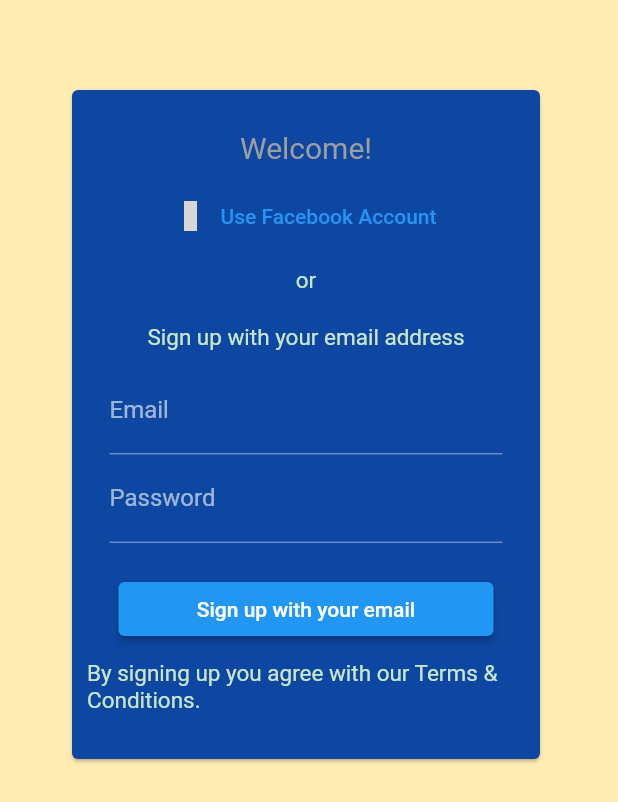
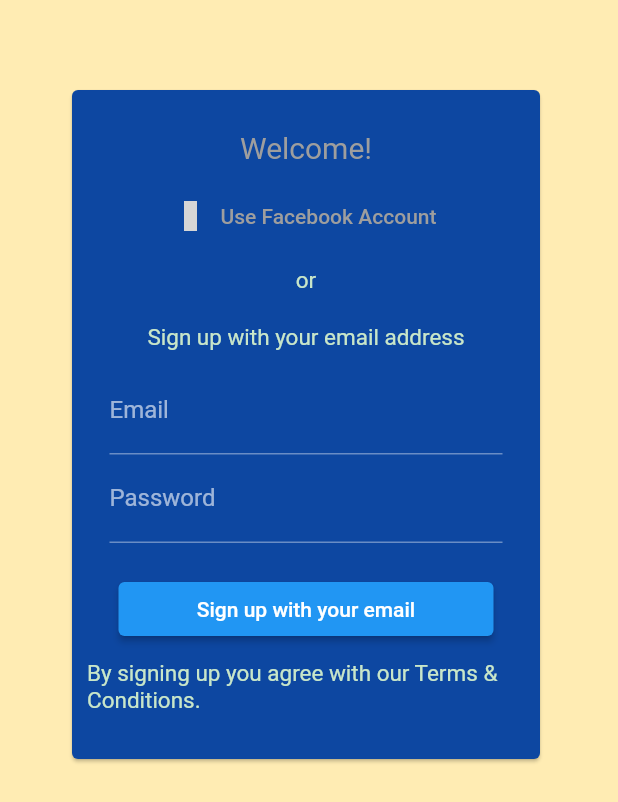
Before and after one commit to sanjibsinha/flutter_artisan, a Flutter app: the screen it shows after launch, on a phone screen of 412 x 824 dp. Shown: the top 802 px of the screen. Run offline on Flutter 3.47's test engine with Material 2 defaults, Android fonts, the phone set to English and light mode, and no system bars; our stand-ins replace material_design_icons_flutter; grey boxes are pictures that could not be loaded.

Commit message:
final to design welcome

```diff
--- a/lib/view/my_home_page.dart
+++ b/lib/view/my_home_page.dart
@@ -18,22 +18,37 @@ class MyHomePage extends StatelessWidget {
                 color: theme.primaryColor,
                 child: Column(
                   mainAxisSize: MainAxisSize.min,
-                  children: <Widget>[
-                    createTitleDesign(theme),
-                    createButtonForFacebook(),
-                    designText('or', 15.0, theme),
-                    designText('Sign up with your email address', 15.0, theme),
-                    designInputField('Email', 'Your@email.com', false, theme),
-                    designInputField('Password', '', true, theme),
-                    const SizedBox(
+                  children: const [
+                    DesignTitle(),
+                    FacebookButtonDesign(),
+                    TextDesign(
+                      fontSize: 15.0,
+                      text: 'or',
+                    ),
+                    TextDesign(
+                      fontSize: 15.0,
+                      text: 'Sign up with your email address',
+                    ),
+                    InputFieldDesign(
+                      labelText: 'Email',
+                      hintText: 'name@yoursite.com',
+                      isHiding: false,
+                    ),
+                    InputFieldDesign(
+                      labelText: 'Password',
+                      hintText: '',
+                      isHiding: true,
+                    ),
+                    SizedBox(
                       height: 20.0,
                     ),
-                    designSignUp(theme),
-                    designText(
-                        'By signing up you agree with our Terms & Conditions.',
-                        15.0,
-                        theme),
-                    const SizedBox(
+                    SignUpDesign(),
+                    TextDesign(
+                      fontSize: 15.0,
+                      text:
+                          'By signing up you agree with our Terms & Conditions.',
+                    ),
+                    SizedBox(
                       height: 20.0,
                     ),
                   ],
@@ -45,8 +60,84 @@ class MyHomePage extends StatelessWidget {
       ),
     );
   }
+}
 
-  Container createTitleDesign(ThemeData theme) {
+class InputFieldDesign extends StatelessWidget {
+  const InputFieldDesign({
+    Key? key,
+    required this.labelText,
+    required this.hintText,
+    required this.isHiding,
+  }) : super(key: key);
+
+  final String labelText;
+  final String hintText;
+  final bool isHiding;
+
+  @override
+  Widget build(BuildContext context) {
+    final theme = Theme.of(context);
+    return Padding(
+      padding: const EdgeInsets.symmetric(horizontal: 25.0),
+      child: TextField(
+        decoration: InputDecoration(
+          labelText: labelText,
+          hintText: hintText,
+          hintStyle: TextStyle(color: theme.primaryColorDark),
+        ),
+        obscureText: isHiding,
+      ),
+    );
+  }
+}
+
+class SignUpDesign extends StatelessWidget {
+  const SignUpDesign({Key? key}) : super(key: key);
+
+  @override
+  Widget build(BuildContext context) {
+    return SizedBox(
+      width: 250.0,
+      child: ElevatedButton(
+        onPressed: () {},
+        child: const Text('Sign up with your email'),
+      ),
+    );
+  }
+}
+
+class TextDesign extends StatelessWidget {
+  const TextDesign({
+    Key? key,
+    required this.fontSize,
+    required this.text,
+  }) : super(key: key);
+
+  final double fontSize;
+  final String text;
+
+  @override
+  Widget build(BuildContext context) {
+    final theme = Theme.of(context);
+    return Padding(
+      padding: const EdgeInsets.all(10.0),
+      child: Text(
+        text,
+        style: TextStyle(
+          color: theme.primaryColorDark,
+          fontSize: fontSize,
+        ),
+      ),
+    );
+  }
+}
+
+class DesignTitle extends StatelessWidget {
+  const DesignTitle({Key? key}) : super(key: key);
+
+  @override
+  Widget build(BuildContext context) {
+    final theme = Theme.of(context);
     return Container(
       padding: const EdgeInsets.only(bottom: 10.0),
       alignment: Alignment.bottomCenter,
@@ -60,64 +151,37 @@ class MyHomePage extends StatelessWidget {
       ),
     );
   }
+}
 
-  SizedBox createButtonForFacebook() {
+class FacebookButtonDesign extends StatelessWidget {
+  const FacebookButtonDesign({Key? key}) : super(key: key);
+
+  @override
+  Widget build(BuildContext context) {
+    final theme = Theme.of(context);
     return SizedBox(
       width: 250.0,
       child: TextButton(
         onPressed: () {},
         child: Row(
           mainAxisSize: MainAxisSize.min,
-          children: const <Widget>[
-            Icon(
+          children: [
+            const Icon(
               MdiIcons.facebook,
               size: 20.0,
             ),
-            SizedBox(
+            const SizedBox(
               width: 10.0,
             ),
-            Text('Use Facebook Account'),
+            Text(
+              'Use Facebook Account',
+              style: TextStyle(
+                color: theme.primaryColorLight,
+              ),
+            ),
           ],
         ),
       ),
     );
   }
-
-  Padding designText(String text, double fontSize, ThemeData theme) {
-    return Padding(
-      padding: const EdgeInsets.all(10.0),
-      child: Text(
-        text,
-        style: TextStyle(
-          color: theme.primaryColorDark,
-          fontSize: fontSize,
-        ),
-      ),
-    );
-  }
-
-  Padding designInputField(
-      String labelText, String hintText, bool isHiding, ThemeData theme) {
-    return Padding(
-      padding: const EdgeInsets.symmetric(horizontal: 25.0),
-      child: TextField(
-        decoration: InputDecoration(
-          labelText: labelText,
-          hintText: hintText,
-          hintStyle: TextStyle(color: theme.primaryColorDark),
-        ),
-        obscureText: isHiding,
-      ),
-    );
-  }
-
-  SizedBox designSignUp(ThemeData theme) {
-    return SizedBox(
-      width: 250.0,
-      child: ElevatedButton(
-        onPressed: () {},
-        child: const Text('Sign up with your email'),
-      ),
-    );
-  }
 }
```
